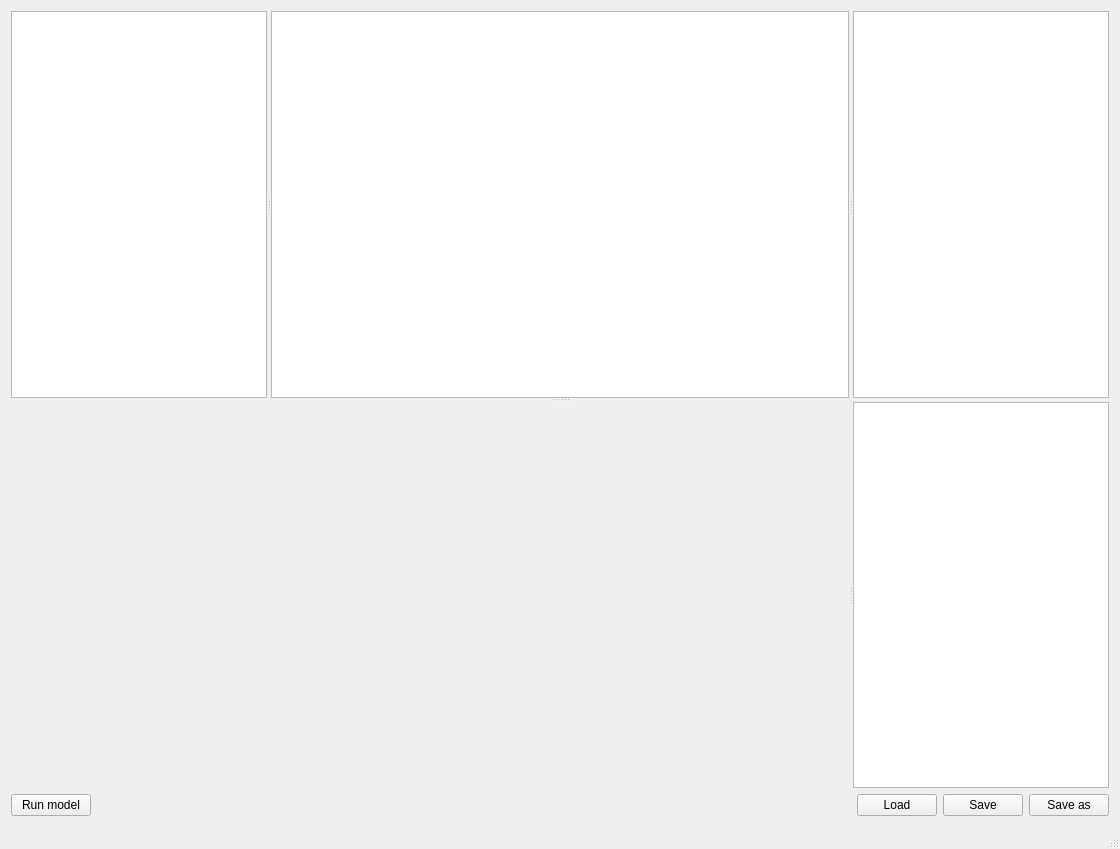
This is mainwindow.ui in Lecheps/INCAView as Qt 5 draws it before an edit. The edited form follows.
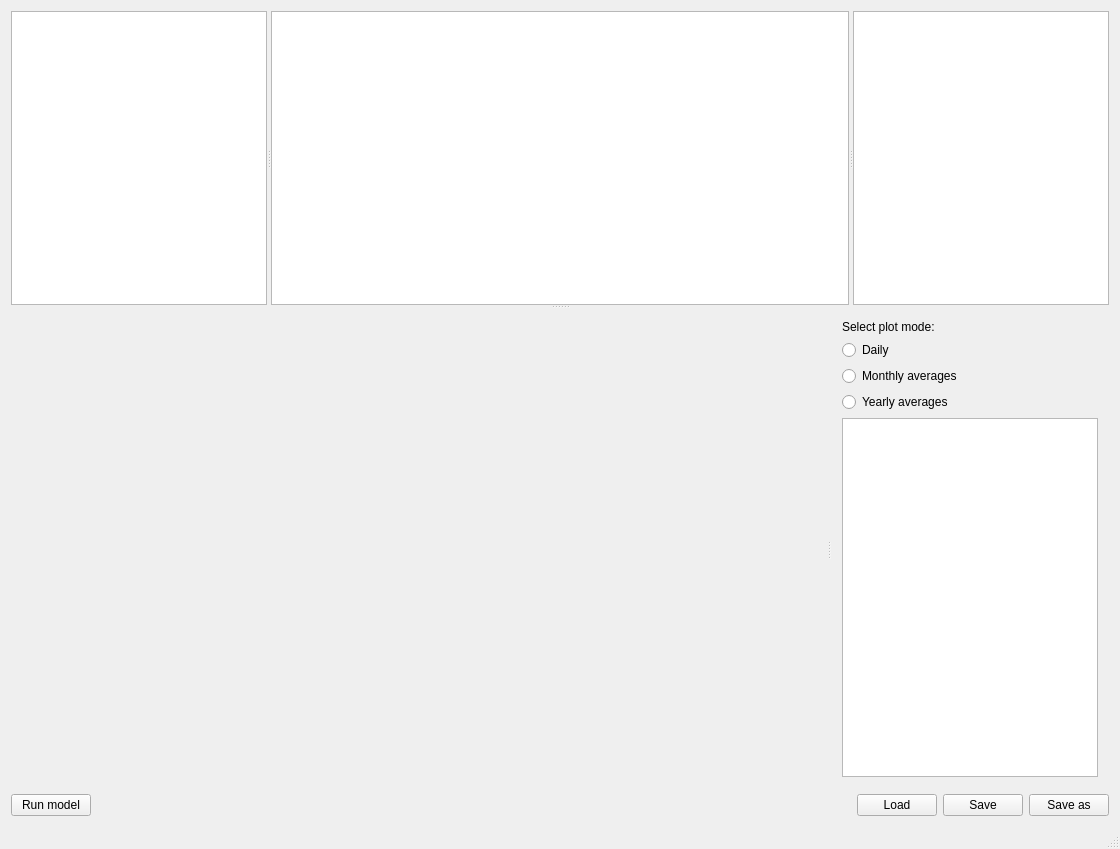
This is the edited form. Custom widgets are drawn as their Qt base class.

Commit message: Added ability to switch between daily values, monthly averages and yearly averages for the plot.

Patch:
```diff
--- a/mainwindow.ui
+++ b/mainwindow.ui
@@ -16,7 +16,7 @@
   <widget class="QWidget" name="centralWidget">
    <layout class="QGridLayout" name="gridLayout">
     <item row="0" column="0">
-     <layout class="QVBoxLayout" name="verticalLayout">
+     <layout class="QVBoxLayout" name="verticalLayout_2">
       <item>
        <widget class="QSplitter" name="splitter_3">
         <property name="orientation">
@@ -72,7 +72,50 @@
            </size>
           </property>
          </widget>
-         <widget class="QTextBrowser" name="textResultsInfo"/>
+         <widget class="QWidget" name="">
+          <layout class="QVBoxLayout" name="verticalLayout">
+           <property name="sizeConstraint">
+            <enum>QLayout::SetDefaultConstraint</enum>
+           </property>
+           <item>
+            <widget class="QLabel" name="labelPlotMode">
+             <property name="sizePolicy">
+              <sizepolicy hsizetype="Preferred" vsizetype="Fixed">
+               <horstretch>0</horstretch>
+               <verstretch>0</verstretch>
+              </sizepolicy>
+             </property>
+             <property name="text">
+              <string>Select plot mode:</string>
+             </property>
+            </widget>
+           </item>
+           <item>
+            <widget class="QRadioButton" name="radioButtonDaily">
+             <property name="text">
+              <string>Daily</string>
+             </property>
+            </widget>
+           </item>
+           <item>
+            <widget class="QRadioButton" name="radioButtonMonthlyAverages">
+             <property name="text">
+              <string>Monthly averages</string>
+             </property>
+            </widget>
+           </item>
+           <item>
+            <widget class="QRadioButton" name="radioButtonYearlyAverages">
+             <property name="text">
+              <string>Yearly averages</string>
+             </property>
+            </widget>
+           </item>
+           <item>
+            <widget class="QTextBrowser" name="textResultsInfo"/>
+           </item>
+          </layout>
+         </widget>
         </widget>
        </widget>
       </item>
```
The commit also changes 2 other files.
